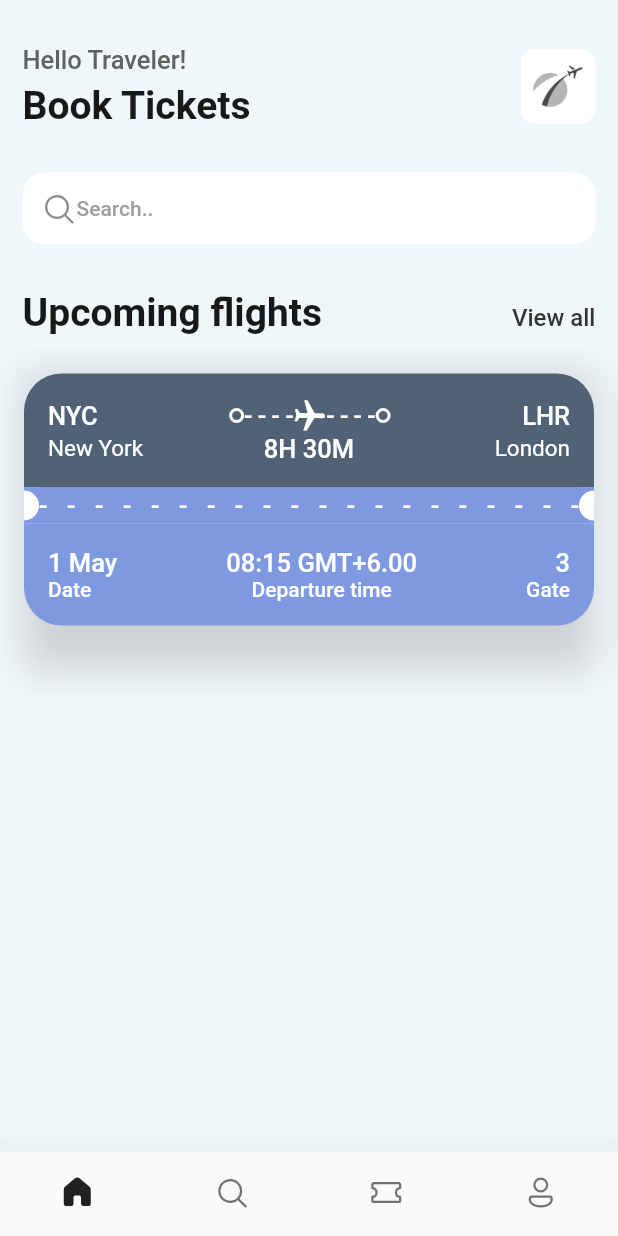
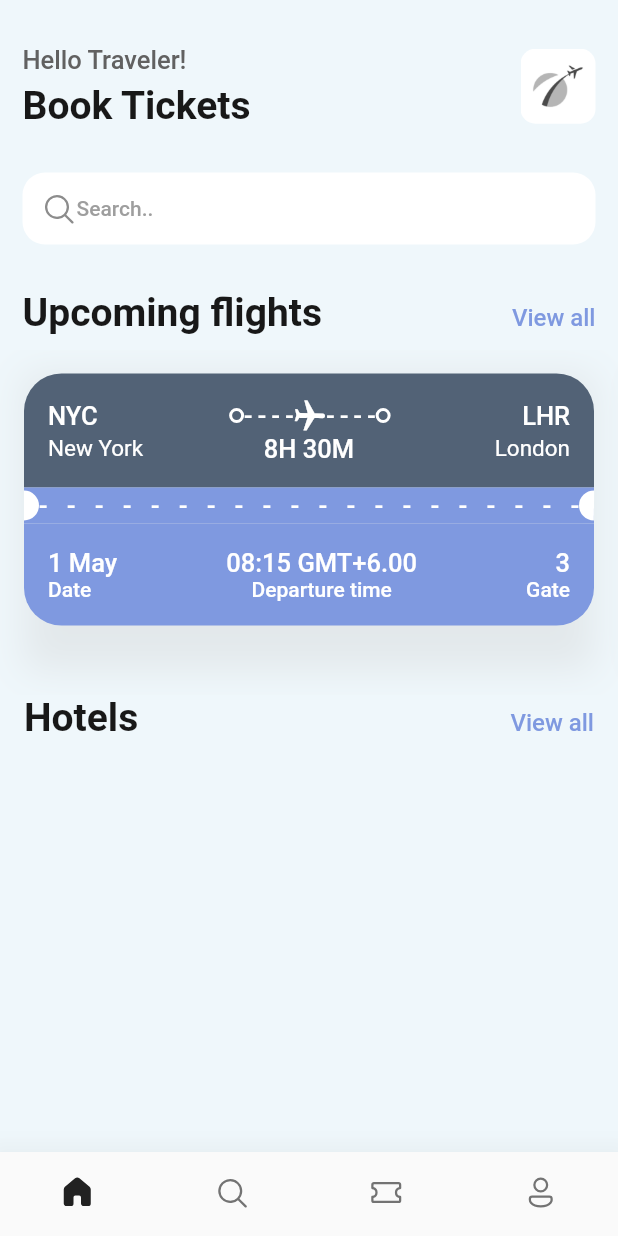
Before and after one commit to xX0ZAK0Xx/Traver, a Flutter app: the screen it shows after launch, on a phone screen of 412 x 824 dp. Run offline on Flutter 3.47's test engine with Material 2 defaults, Android fonts, the phone set to English and light mode, and no system bars; our stand-ins replace fluentui_icons.

```diff
--- a/lib/screens/home_screen.dart
+++ b/lib/screens/home_screen.dart
@@ -63,9 +63,9 @@ class HomeScreen extends StatelessWidget {
                     crossAxisAlignment: CrossAxisAlignment.baseline,
                     children: [
                       Text("Upcoming flights", style: Styles.headLineStyle1),
-                      Text("View all", style: Styles.textStyle.copyWith(color: Styles.primaryColor),),
+                      Text("View all", style: Styles.textStyle.copyWith(color: Styles.blueColor),),
                     ],
-                  )
+                  ),
                 ],
               ),
             ),
@@ -77,7 +77,18 @@ class HomeScreen extends StatelessWidget {
                   TicketView(),
                 ],
               )
-
+            ),
+            Container(
+              padding: EdgeInsets.symmetric(horizontal: 16),
+              child: Row(
+                mainAxisAlignment: MainAxisAlignment.spaceBetween,
+                textBaseline: TextBaseline.alphabetic,
+                crossAxisAlignment: CrossAxisAlignment.baseline,
+                children: [
+                  Text("Hotels", style: Styles.headLineStyle1),
+                  Text("View all", style: Styles.textStyle.copyWith(color: Styles.blueColor),),
+                ],
+              ),
             ),
           ],
         ),
--- a/lib/screens/ticket_view.dart
+++ b/lib/screens/ticket_view.dart
@@ -14,7 +14,7 @@ class TicketView extends StatelessWidget {
       child: Container(
         decoration: BoxDecoration(boxShadow: [
           BoxShadow(
-            color: Color.fromARGB(255, 174, 174, 174).withOpacity(0.5),
+            color: Color.fromARGB(255, 198, 198, 198).withOpacity(0.3),
             spreadRadius: 0,
             blurRadius: 20,
             offset: Offset(0, 0), // changes position of shadow
```
